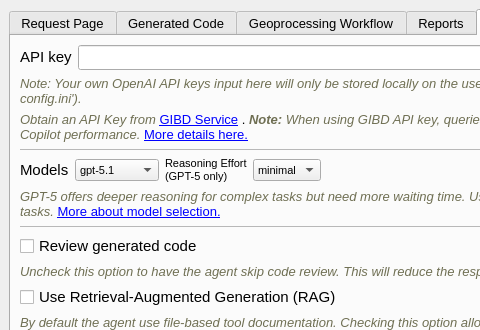
First picture: the form in SpatialAnalysisAgent_dockwidget_base.ui, repository Teakinboyewa/SpatialAnalysisAgent, before the edit; both pictures show x 0 to 480 and y 0 to 330 of the 777 by 840 pixel window.
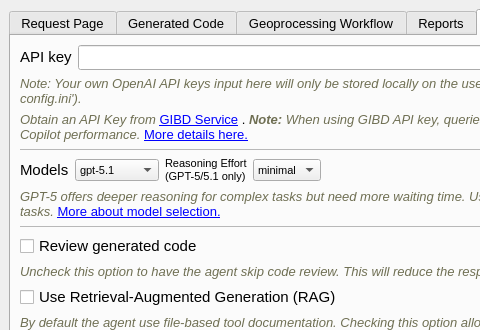
Second picture: the form after the edit. Icons and pictures are not drawn. Custom widgets are drawn as their Qt base class.

What changed in the file:
```diff
--- a/SpatialAnalysisAgent_dockwidget_base.ui
+++ b/SpatialAnalysisAgent_dockwidget_base.ui
@@ -1093,7 +1093,7 @@
              </font>
             </property>
             <property name="text">
-             <string>&lt;html&gt;&lt;head/&gt;&lt;body&gt;&lt;p&gt;Reasoning Effort (GPT-5 only)&lt;/p&gt;&lt;/body&gt;&lt;/html&gt;</string>
+             <string>&lt;html&gt;&lt;head/&gt;&lt;body&gt;&lt;p&gt;Reasoning Effort (GPT-5/5.1 only)&lt;/p&gt;&lt;/body&gt;&lt;/html&gt;</string>
             </property>
             <property name="wordWrap">
              <bool>true</bool>
```
